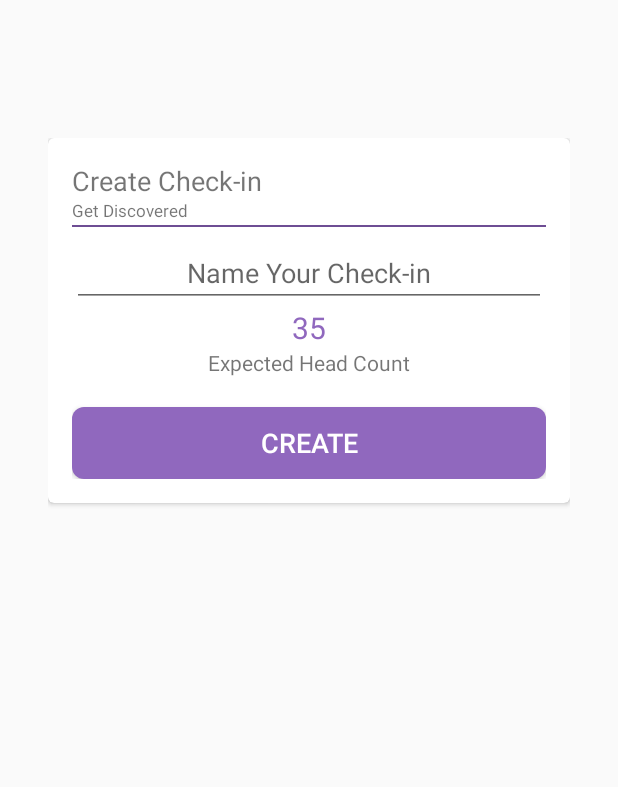
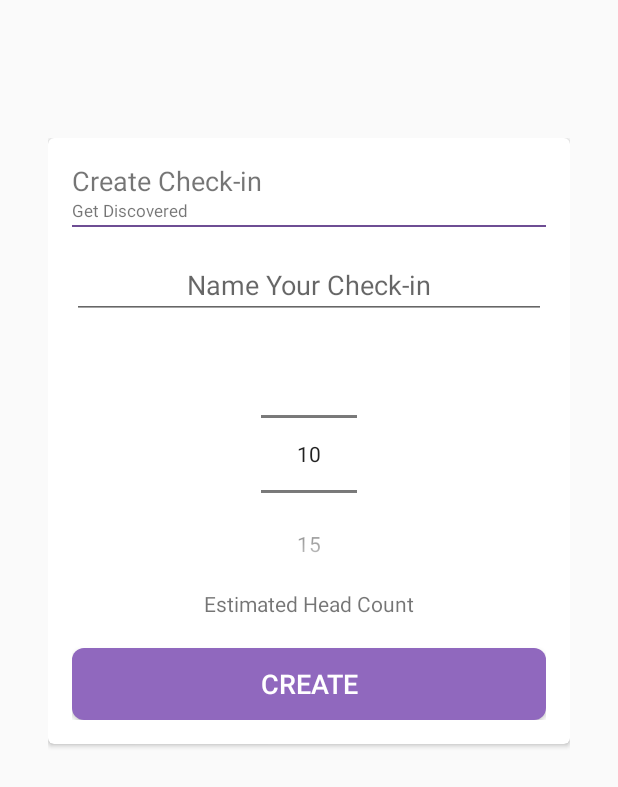
Before and after one commit to bajabob/Prezio-Android, an Android app: the fragment CreateCheckInFragment placed in its activity, on a phone screen of 412 x 824 dp. Shown: the top 787 px of the screen. Run offline under Robolectric (Android 15) with nearby library versions, the phone set to English and light mode, and no system bars; our stand-ins replace CircleImageView, Picasso; libraries missing offline, so code that uses them is left out: com.noveogroup.android, com.parse.

```diff
--- a/Prezio/app/src/main/java/com/prezio/CreateCheckInFragment.java
+++ b/Prezio/app/src/main/java/com/prezio/CreateCheckInFragment.java
@@ -5,18 +5,30 @@ import android.os.Bundle;
 import android.view.LayoutInflater;
 import android.view.View;
 import android.view.ViewGroup;
+import android.widget.Button;
+import android.widget.EditText;
+import android.widget.NumberPicker;
 
 import com.noveogroup.android.log.Logger;
 import com.noveogroup.android.log.LoggerManager;
+import com.parse.ParseObject;
+
+import java.math.BigInteger;
+import java.security.SecureRandom;
 
 
 /**
  * Created by bobtimm on 10/28/2015.
  */
-public class CreateCheckInFragment extends PrezioFragment{
+public class CreateCheckInFragment extends PrezioFragment implements NumberPicker.OnValueChangeListener, View.OnClickListener {
 
     private static final Logger log = LoggerManager.getLogger(CreateCheckInFragment.class);
 
+    private final String[] HEADCOUNT_VALUES =
+            {"10", "15", "20", "25", "50", "75", "100", "150", "200", "300", "400", "500"};
+
+    private int mHeadCount = 10;
+    private EditText mCheckinName;
 
     @Override
     public View onCreateView(LayoutInflater inflater, ViewGroup container,
@@ -24,10 +36,43 @@ public class CreateCheckInFragment extends PrezioFragment{
 
         View v = inflater.inflate(R.layout.fragment_create_check_in, container, false);
 
+        NumberPicker headcount = (NumberPicker) v.findViewById(R.id.headcount_picker);
+        headcount.setMinValue(0);
+        headcount.setMaxValue(HEADCOUNT_VALUES.length - 1);
+        headcount.setDisplayedValues(HEADCOUNT_VALUES);
+        headcount.setWrapSelectorWheel(false);
+        headcount.setOnValueChangedListener(this);
 
+        Button create = (Button) v.findViewById(R.id.create);
+        create.setOnClickListener(this);
+
+        mCheckinName = (EditText)v.findViewById(R.id.checkin_name);
 
         return v;
     }
 
 
+    @Override
+    public void onValueChange(NumberPicker picker, int oldVal, int newVal) {
+        mHeadCount = Integer.parseInt(HEADCOUNT_VALUES[newVal]);
+        log.d("Headcount Value: "+mHeadCount);
+    }
+
+    @Override
+    public void onClick(View v) {
+        if(v.getId() == R.id.create){
+
+            SecureRandom random = new SecureRandom();
+
+            String key = new BigInteger(130, random).toString(8);
+
+
+            ParseObject po = new ParseObject("CheckinPlaces");
+            po.put("bluetoothId", "PREZIO_"+key);
+            po.put("expected", mHeadCount);
+
+
+
+        }
+    }
 }
--- a/Prezio/app/src/main/java/com/prezio/LoginFragment.java
+++ b/Prezio/app/src/main/java/com/prezio/LoginFragment.java
@@ -1,5 +1,6 @@
 package com.prezio;
 
+import android.content.SharedPreferences;
 import android.os.Bundle;
 import android.os.Handler;
 import android.support.v4.app.Fragment;
@@ -17,6 +18,7 @@ import com.parse.FindCallback;
 import com.parse.ParseException;
 import com.parse.ParseObject;
 import com.parse.ParseQuery;
+import com.prezio.templates.Preferences;
 import com.squareup.picasso.Picasso;
 
 import java.lang.ref.WeakReference;
@@ -58,12 +60,18 @@ public class LoginFragment extends PrezioFragment implements View.OnClickListene
 
         mLogo = (TextView) v.findViewById(R.id.logo);
 
+        SharedPreferences settings = getActivity().getSharedPreferences(Preferences.PREFERENCE_FILE, 0);
+        String username = settings.getString("username", null);
+
+        if(username != null){
+            login(username);
+        }
+
         return v;
     }
 
-    @Override
-    public void onClick(View v) {
-        if(v.getId() == R.id.login){
+
+    private void login(String username){
 
         mLogin.setVisibility(View.GONE);
         mUsername.setVisibility(View.GONE);
@@ -71,7 +79,7 @@ public class LoginFragment extends PrezioFragment implements View.OnClickListene
         mLoader.setVisibility(View.VISIBLE);
 
         ParseQuery<ParseObject> query = ParseQuery.getQuery("User");
-            query.whereEqualTo("username", mUsername.getText().toString().toLowerCase());
+        query.whereEqualTo("username", username.toLowerCase());
         query.findInBackground(new FindCallback<ParseObject>() {
             @Override
             public void done(List<ParseObject> objects, ParseException e) {
@@ -96,6 +104,13 @@ public class LoginFragment extends PrezioFragment implements View.OnClickListene
                 }
             }
         });
+    }
+
+    @Override
+    public void onClick(View v) {
+        if(v.getId() == R.id.login){
+
+            login(mUsername.getText().toString());
 
         }
     }
--- a/Prezio/app/src/main/res/layout/fragment_create_check_in.xml
+++ b/Prezio/app/src/main/res/layout/fragment_create_check_in.xml
@@ -52,7 +52,7 @@
                 android:background="@color/colorHighlightDark"/>
 
             <EditText
-                android:layout_marginTop="8dp"
+                android:layout_marginTop="16dp"
                 android:id="@+id/checkin_name"
                 android:textAlignment="center"
                 android:layout_width="match_parent"
@@ -61,18 +61,17 @@
                 android:inputType="text"
                 android:imeOptions="actionNext"/>
 
-            <TextView
-                android:textSize="20sp"
-                android:textColor="@color/colorHighlight"
+            <NumberPicker
+                android:id="@+id/headcount_picker"
+                android:layout_gravity="center"
                 android:layout_width="wrap_content"
-                android:layout_height="wrap_content"
-                android:layout_gravity="center"
-                android:text="35"/>
+                android:layout_height="wrap_content" />
+
             <TextView
                 android:layout_width="wrap_content"
                 android:layout_height="wrap_content"
                 android:layout_gravity="center"
-                android:text="Expected Head Count"/>
+                android:text="Estimated Head Count"/>
 
             <Button
                 android:id="@+id/create"
```
Also changed, not shown: Prezio/app/src/main/java/com/prezio/BluetoothDeviceList.java (added, +30 -0 lines), Prezio/app/src/main/java/com/prezio/BluetoothUtil.java (added, +66 -0 lines), Prezio/app/src/main/java/com/prezio/HomeActivity.java (+8 -0 lines), Prezio/app/src/main/java/com/prezio/HomeFragment.java (+43 -29 lines), Prezio/app/src/main/java/com/prezio/UserModel.java (+8 -0 lines), Prezio/app/src/main/java/com/prezio/templates/Preferences.java (added, +10 -0 lines), Prezio/app/src/main/res/layout/fragment_home.xml (+11 -0 lines), 1 other file. Lines whose indentation alone changed are shown as unchanged.
